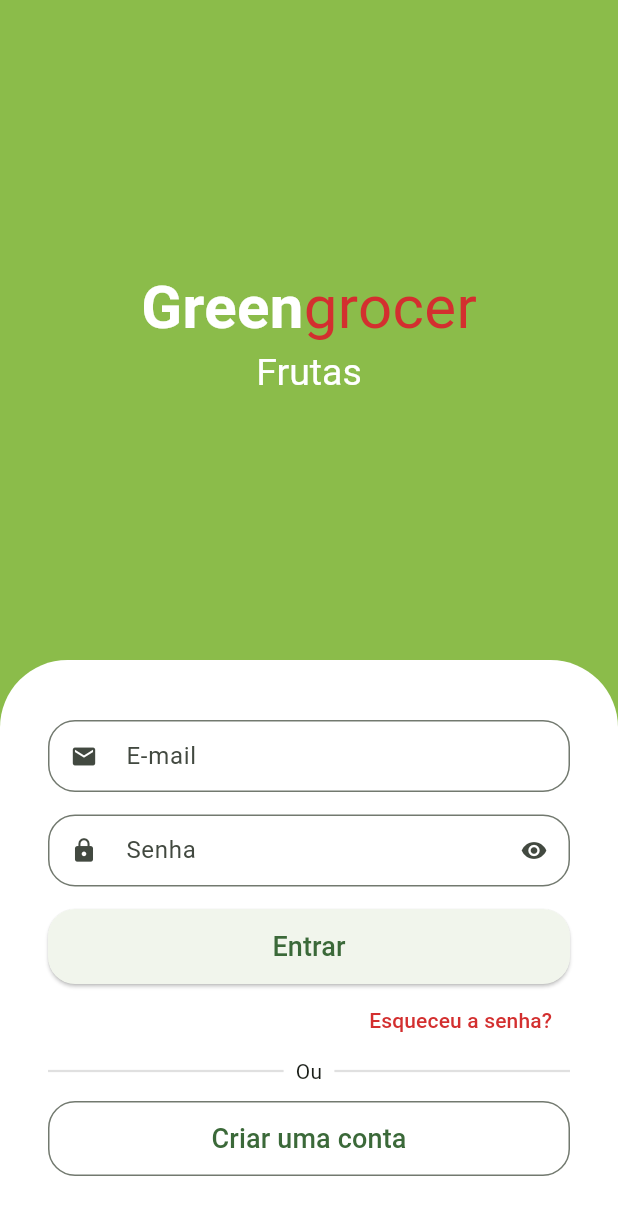
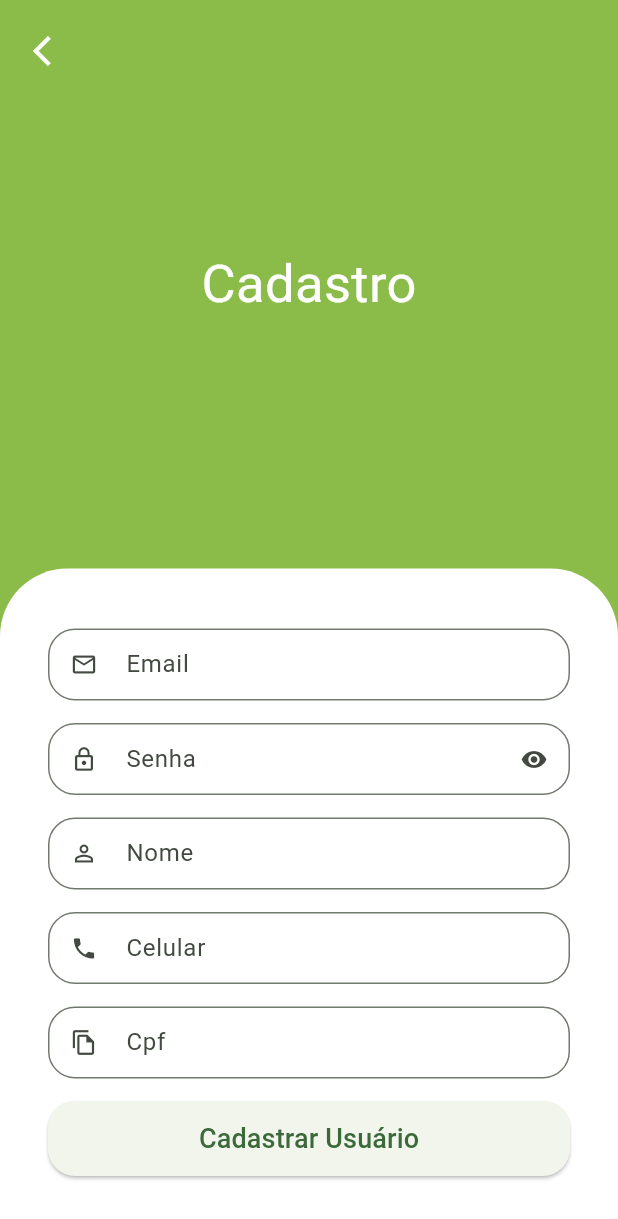
Before and after one commit to michelgm/GreenGrocer, a Flutter app: the screen it shows after launch, after a tap on "Criar uma conta", on a phone screen of 412 x 824 dp. Shown: the top 1219 px of the screen. Run offline on Flutter 3.47's test engine with Material 2 defaults, Android fonts, the phone set to English and light mode, and no system bars; drawn by our look-alikes of animated_text_kit; our stand-ins replace mask_text_input_formatter.

Commit message:
Sign Up Screen

```diff
--- a/lib/src/auth/components/custom_text_field.dart
+++ b/lib/src/auth/components/custom_text_field.dart
@@ -1,15 +1,18 @@
 import 'package:flutter/material.dart';
+import 'package:flutter/services.dart';
 
 class CustomTextFild extends StatefulWidget {
   final IconData icon;
   final String label;
   final bool isSecret;
+  final List<TextInputFormatter>? inputFormatters;
 
   const CustomTextFild({
     super.key,
     required this.icon,
     required this.label,
     this.isSecret = false,
+    this.inputFormatters,
   });
 
   @override
@@ -31,6 +34,7 @@ class _CustomTextFildState extends State<CustomTextFild> {
     return Padding(
       padding: const EdgeInsets.only(bottom: 15),
       child: TextFormField(
+        inputFormatters: widget.inputFormatters,
         obscureText: isObscure,
         decoration: InputDecoration(
           prefixIcon: Icon(widget.icon),
--- a/lib/src/auth/sign_in_screen.dart
+++ b/lib/src/auth/sign_in_screen.dart
@@ -1,6 +1,7 @@
 import 'package:animated_text_kit/animated_text_kit.dart';
 import 'package:flutter/material.dart';
 import 'package:greengrocer/src/auth/config/custom_colors.dart';
+import 'package:greengrocer/src/auth/sign_up_screen.dart';
 
 import 'components/custom_text_field.dart';
 
@@ -167,7 +168,13 @@ class SignInScreen extends StatelessWidget {
                             borderRadius: BorderRadius.circular(18),
                           ),
                         ),
-                        onPressed: () {},
+                        onPressed: () {
+                          Navigator.of(context).push(
+                            MaterialPageRoute(builder: (c) {
+                              return SignUpScreen();
+                            }),
+                          );
+                        },
                         child: const Text(
                           "Criar uma conta",
                           style: TextStyle(
--- /dev/null
+++ b/lib/src/auth/sign_up_screen.dart
@@ -0,0 +1,125 @@
+import 'package:flutter/material.dart';
+import 'package:greengrocer/src/auth/components/custom_text_field.dart';
+import 'package:greengrocer/src/auth/config/custom_colors.dart';
+import 'package:mask_text_input_formatter/mask_text_input_formatter.dart';
+
+class SignUpScreen extends StatelessWidget {
+  SignUpScreen({super.key});
+
+  final cpfFormatter = MaskTextInputFormatter(
+    mask: '###.###.###-##',
+    filter: {'#': RegExp(r'[0-9]')},
+  );
+
+  final phoneFormatter = MaskTextInputFormatter(
+    mask: '## # ####-####',
+    filter: {'#': RegExp(r'[0-9]')},
+  );
+
+  @override
+  Widget build(BuildContext context) {
+    final size = MediaQuery.of(context).size;
+
+    return Scaffold(
+      backgroundColor: CustomColors.customSwatchColor,
+      body: SingleChildScrollView(
+        child: SizedBox(
+          height: size.height,
+          width: size.width,
+          child: Stack(
+            children: [
+              Column(
+                children: [
+                  const Expanded(
+                    child: Center(
+                      child: Text(
+                        "Cadastro",
+                        style: TextStyle(
+                          color: Colors.white,
+                          fontSize: 35,
+                        ),
+                      ),
+                    ),
+                  ),
+
+                  // Formulario
+                  Container(
+                      padding: const EdgeInsets.symmetric(
+                        vertical: 40,
+                        horizontal: 32,
+                      ),
+                      decoration: const BoxDecoration(
+                        color: Colors.white,
+                        borderRadius: BorderRadius.vertical(
+                          top: Radius.circular(45),
+                        ),
+                      ),
+                      child: Column(
+                        crossAxisAlignment: CrossAxisAlignment.stretch,
+                        children: [
+                          const CustomTextFild(
+                            icon: Icons.email_outlined,
+                            label: "Email",
+                          ),
+                          const CustomTextFild(
+                            icon: Icons.lock_outline,
+                            label: "Senha",
+                            isSecret: true,
+                          ),
+                          const CustomTextFild(
+                            icon: Icons.person_outline,
+                            label: "Nome",
+                          ),
+                          CustomTextFild(
+                            icon: Icons.phone,
+                            label: "Celular",
+                            inputFormatters: [phoneFormatter],
+                          ),
+                          CustomTextFild(
+                            icon: Icons.file_copy_outlined,
+                            label: "Cpf",
+                            inputFormatters: [cpfFormatter],
+                          ),
+                          SizedBox(
+                            height: 50,
+                            child: ElevatedButton(
+                              style: ElevatedButton.styleFrom(
+                                shape: RoundedRectangleBorder(
+                                  borderRadius: BorderRadius.circular(18),
+                                ),
+                              ),
+                              onPressed: () {},
+                              child: const Text(
+                                'Cadastrar Usuário',
+                                style: TextStyle(
+                                  fontSize: 18,
+                                ),
+                              ),
+                            ),
+                          ),
+                        ],
+                      )),
+                ],
+              ),
+              Positioned(
+                left: 10,
+                top: 10,
+                child: SafeArea(
+                  child: IconButton(
+                    onPressed: () {
+                      Navigator.pop(context);
+                    },
+                    icon: const Icon(
+                      Icons.arrow_back_ios,
+                      color: Colors.white,
+                    ),
+                  ),
+                ),
+              ),
+            ],
+          ),
+        ),
+      ),
+    );
+  }
+}
--- a/pubspec.yaml
+++ b/pubspec.yaml
@@ -36,6 +36,7 @@ dependencies:
   # Use with the CupertinoIcons class for iOS style icons.
   cupertino_icons: ^1.0.2
   animated_text_kit: ^4.2.2
+  mask_text_input_formatter: ^2.9.0
 
 dev_dependencies:
   flutter_test:
```
Also changed, not shown: pubspec.lock.
